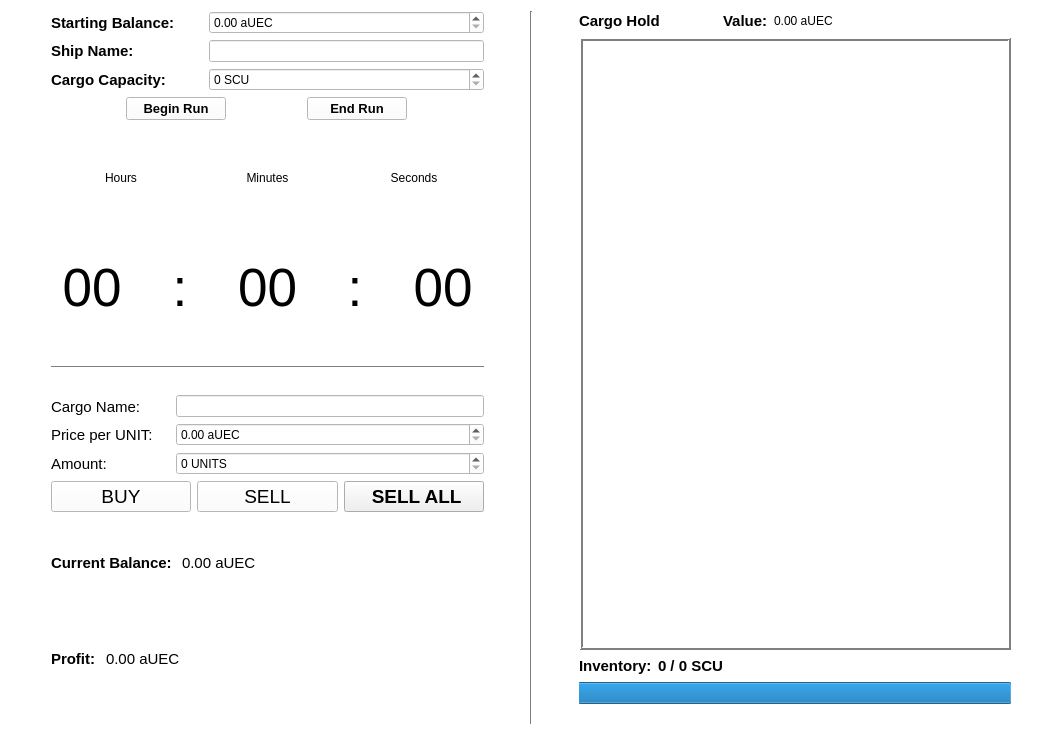
This is widget.ui in JusDooEt/SC-Cargo-Log-Qt as Qt 5 draws it before an edit. The edited form follows.
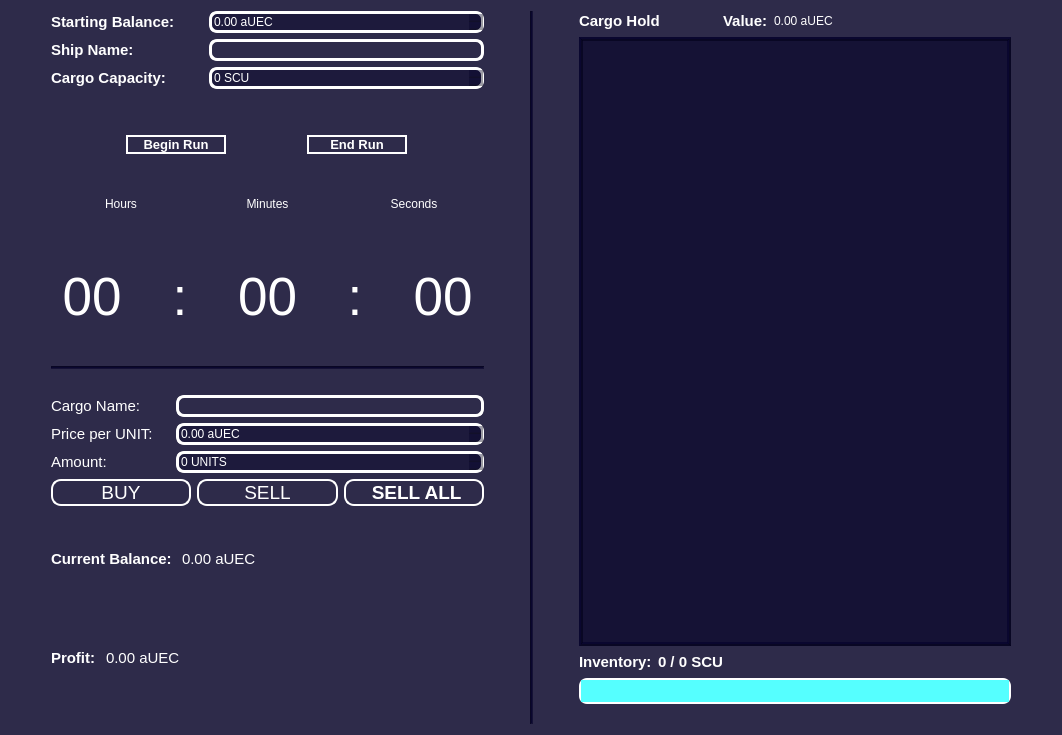
This is the edited form.

What changed in the file:
```diff
--- a/widget.ui
+++ b/widget.ui
@@ -24,10 +24,10 @@
      </colorrole>
      <colorrole role="Button">
       <brush brushstyle="SolidPattern">
-       <color alpha="255">
-        <red>255</red>
-        <green>255</green>
-        <blue>255</blue>
+       <color alpha="150">
+        <red>3</red>
+        <green>0</green>
+        <blue>38</blue>
        </color>
       </brush>
      </colorrole>
@@ -96,19 +96,19 @@
      </colorrole>
      <colorrole role="Base">
       <brush brushstyle="SolidPattern">
-       <color alpha="255">
-        <red>255</red>
-        <green>255</green>
-        <blue>255</blue>
+       <color alpha="150">
+        <red>3</red>
+        <green>0</green>
+        <blue>38</blue>
        </color>
       </brush>
      </colorrole>
      <colorrole role="Window">
       <brush brushstyle="SolidPattern">
-       <color alpha="255">
-        <red>255</red>
-        <green>255</green>
-        <blue>255</blue>
+       <color alpha="150">
+        <red>3</red>
+        <green>0</green>
+        <blue>38</blue>
        </color>
       </brush>
      </colorrole>
@@ -179,10 +179,10 @@
      </colorrole>
      <colorrole role="Button">
       <brush brushstyle="SolidPattern">
-       <color alpha="255">
-        <red>255</red>
-        <green>255</green>
-        <blue>255</blue>
+       <color alpha="150">
+        <red>3</red>
+        <green>0</green>
+        <blue>38</blue>
        </color>
       </brush>
      </colorrole>
@@ -251,19 +251,19 @@
      </colorrole>
      <colorrole role="Base">
       <brush brushstyle="SolidPattern">
-       <color alpha="255">
-        <red>255</red>
-        <green>255</green>
-        <blue>255</blue>
+       <color alpha="150">
+        <red>3</red>
+        <green>0</green>
+        <blue>38</blue>
        </color>
       </brush>
      </colorrole>
      <colorrole role="Window">
       <brush brushstyle="SolidPattern">
-       <color alpha="255">
-        <red>255</red>
-        <green>255</green>
-        <blue>255</blue>
+       <color alpha="150">
+        <red>3</red>
+        <green>0</green>
+        <blue>38</blue>
        </color>
       </brush>
      </colorrole>
@@ -334,10 +334,10 @@
      </colorrole>
      <colorrole role="Button">
       <brush brushstyle="SolidPattern">
-       <color alpha="255">
-        <red>255</red>
-        <green>255</green>
-        <blue>255</blue>
+       <color alpha="150">
+        <red>3</red>
+        <green>0</green>
+        <blue>38</blue>
        </color>
       </brush>
      </colorrole>
@@ -406,19 +406,19 @@
      </colorrole>
      <colorrole role="Base">
       <brush brushstyle="SolidPattern">
-       <color alpha="255">
-        <red>255</red>
-        <green>255</green>
-        <blue>255</blue>
+       <color alpha="150">
+        <red>3</red>
+        <green>0</green>
+        <blue>38</blue>
        </color>
       </brush>
      </colorrole>
      <colorrole role="Window">
       <brush brushstyle="SolidPattern">
-       <color alpha="255">
-        <red>255</red>
-        <green>255</green>
-        <blue>255</blue>
+       <color alpha="150">
+        <red>3</red>
+        <green>0</green>
+        <blue>38</blue>
        </color>
       </brush>
      </colorrole>
@@ -482,6 +482,75 @@
   <property name="windowTitle">
    <string>Widget</string>
   </property>
+  <property name="styleSheet">
+   <string notr="true">QWidget
+{
+	
+	color: rgb(255, 255, 255);
+	background-color: rgba(3, 0, 38,150);
+}
+
+QPushButton
+{
+	border-width: 2px;
+	border-style: solid;
+	border-radius: 10px;
+	background-color: rgba(255, 255, 255, 0);
+}
+QPushButton:hover
+{
+	border: 4px solid white;
+}
+
+QPushButton:pressed
+{
+	background-color: rgba(255, 255, 255, 150);
+	border: 5px solid white;
+}
+
+QLabel
+{
+	background-color: rgba(255, 255, 255, 0);
+}
+
+QLineEdit
+{
+	background-color: rgba(255, 255, 255, 0);
+}
+
+QDoubleSpinBox
+{
+	border: 3px solid white;
+	border-radius: 8px;
+	background-color: rgba(3, 0, 38,100);
+}
+QSpinBox
+{
+	border: 3px solid white;
+	border-radius: 8px;
+	background-color: rgba(3, 0, 38,100);
+}
+
+QLineEdit
+{
+	border: 3px solid white;
+	border-radius: 8px;
+}
+
+QProgressBar
+{
+	border: 2px solid white;
+	border-radius: 8px;
+	border-style: outset;
+	
+}
+
+QProgressBar::chunk
+{
+	
+	background-color: rgb(85, 255, 255);
+}</string>
+  </property>
   <layout class="QHBoxLayout" name="horizontalLayout_11">
    <item>
     <spacer name="horizontalSpacer_3">
@@ -599,6 +668,22 @@
          </item>
         </layout>
        </item>
+       <item>
+        <spacer name="verticalSpacer_5">
+         <property name="orientation">
+          <enum>Qt::Vertical</enum>
+         </property>
+         <property name="sizeType">
+          <enum>QSizePolicy::Fixed</enum>
+         </property>
+         <property name="sizeHint" stdset="0">
+          <size>
+           <width>20</width>
+           <height>40</height>
+          </size>
+         </property>
+        </spacer>
+       </item>
        <item>
         <layout class="QVBoxLayout" name="verticalLayout_9">
          <item>
@@ -935,7 +1020,7 @@
             </font>
            </property>
            <property name="autoFillBackground">
-            <bool>true</bool>
+            <bool>false</bool>
            </property>
            <property name="styleSheet">
             <string notr="true">alternate-background-color: rgb(0, 0, 255);</string>
@@ -1176,6 +1261,9 @@
      </item>
      <item>
       <widget class="QListWidget" name="cargoHoldListWidget">
+       <property name="styleSheet">
+        <string notr="true">color: rgb(85, 255, 255);</string>
+       </property>
        <property name="frameShape">
         <enum>QFrame::Box</enum>
        </property>
```
